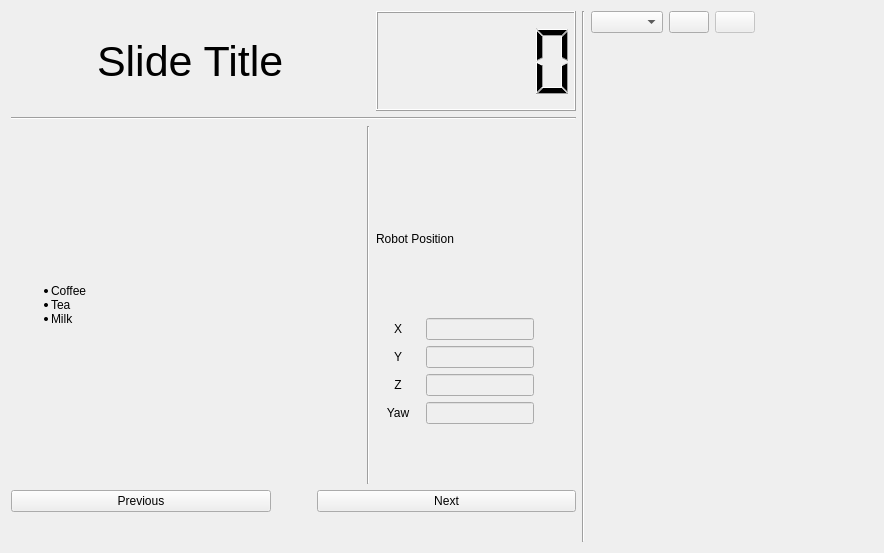
Before: the Qt Designer form rqt_slides/src/rqt_slides/image_view.ui in GitSRealpe/roscon25_es_stonefish_workshop, drawn with Qt 5.
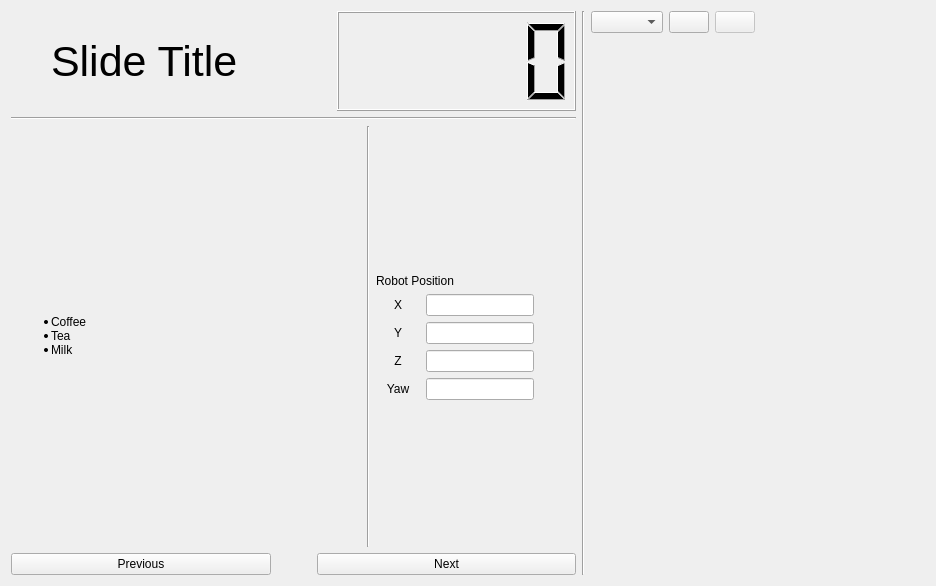
After: the same form once the commit is applied. Icons and pictures are not drawn. Custom widgets are drawn as their Qt base class.

Commit message: displaying pose now

What changed in the file:
```diff
--- a/rqt_slides/src/rqt_slides/image_view.ui
+++ b/rqt_slides/src/rqt_slides/image_view.ui
@@ -9,8 +9,8 @@
    <rect>
     <x>0</x>
     <y>0</y>
-    <width>884</width>
-    <height>553</height>
+    <width>936</width>
+    <height>586</height>
    </rect>
   </property>
   <property name="windowTitle">
@@ -21,23 +21,17 @@
     <layout class="QHBoxLayout" name="horizontalLayout">
      <item>
       <layout class="QGridLayout" name="gridLayout_2">
-       <property name="bottomMargin">
-        <number>10</number>
-       </property>
        <item row="2" column="1">
         <layout class="QGridLayout" name="info_layout">
          <item row="0" column="3">
           <layout class="QVBoxLayout" name="data_layout">
-           <property name="bottomMargin">
-            <number>20</number>
-           </property>
            <item>
             <spacer name="verticalSpacer_2">
              <property name="orientation">
               <enum>Qt::Vertical</enum>
              </property>
              <property name="sizeType">
-              <enum>QSizePolicy::Minimum</enum>
+              <enum>QSizePolicy::Expanding</enum>
              </property>
              <property name="sizeHint" stdset="0">
               <size>
@@ -103,7 +97,7 @@
              <item>
               <widget class="QLineEdit" name="lineEdit">
                <property name="enabled">
-                <bool>false</bool>
+                <bool>true</bool>
                </property>
                <property name="sizePolicy">
                 <sizepolicy hsizetype="Maximum" vsizetype="Fixed">
@@ -111,6 +105,9 @@
                  <verstretch>0</verstretch>
                 </sizepolicy>
                </property>
+               <property name="readOnly">
+                <bool>true</bool>
+               </property>
               </widget>
              </item>
              <item>
@@ -158,7 +155,7 @@
              <item>
               <widget class="QLineEdit" name="lineEdit_2">
                <property name="enabled">
-                <bool>false</bool>
+                <bool>true</bool>
                </property>
                <property name="sizePolicy">
                 <sizepolicy hsizetype="Maximum" vsizetype="Fixed">
@@ -166,6 +163,9 @@
                  <verstretch>0</verstretch>
                 </sizepolicy>
                </property>
+               <property name="readOnly">
+                <bool>true</bool>
+               </property>
               </widget>
              </item>
              <item>
@@ -216,7 +216,7 @@
              <item>
               <widget class="QLineEdit" name="lineEdit_3">
                <property name="enabled">
-                <bool>false</bool>
+                <bool>true</bool>
                </property>
                <property name="sizePolicy">
                 <sizepolicy hsizetype="Maximum" vsizetype="Fixed">
@@ -224,6 +224,9 @@
                  <verstretch>0</verstretch>
                 </sizepolicy>
                </property>
+               <property name="readOnly">
+                <bool>true</bool>
+               </property>
               </widget>
              </item>
              <item>
@@ -274,7 +277,7 @@
              <item>
               <widget class="QLineEdit" name="lineEdit_4">
                <property name="enabled">
-                <bool>false</bool>
+                <bool>true</bool>
                </property>
                <property name="sizePolicy">
                 <sizepolicy hsizetype="Maximum" vsizetype="Fixed">
@@ -282,6 +285,9 @@
                  <verstretch>0</verstretch>
                 </sizepolicy>
                </property>
+               <property name="readOnly">
+                <bool>true</bool>
+               </property>
               </widget>
              </item>
              <item>
@@ -308,7 +314,7 @@
               <enum>Qt::Vertical</enum>
              </property>
              <property name="sizeType">
-              <enum>QSizePolicy::Minimum</enum>
+              <enum>QSizePolicy::Expanding</enum>
              </property>
              <property name="sizeHint" stdset="0">
               <size>
@@ -333,13 +339,13 @@
              <property name="minimumSize">
               <size>
                <width>350</width>
-               <height>0</height>
+               <height>200</height>
               </size>
              </property>
              <property name="maximumSize">
               <size>
                <width>350</width>
-               <height>16777215</height>
+               <height>500</height>
               </size>
              </property>
              <property name="frameShape">
@@ -360,6 +366,12 @@
          </item>
          <item row="0" column="2">
           <widget class="Line" name="line">
+           <property name="sizePolicy">
+            <sizepolicy hsizetype="Fixed" vsizetype="Minimum">
+             <horstretch>0</horstretch>
+             <verstretch>0</verstretch>
+            </sizepolicy>
+           </property>
            <property name="orientation">
             <enum>Qt::Vertical</enum>
            </property>
@@ -377,6 +389,9 @@
            <property name="orientation">
             <enum>Qt::Horizontal</enum>
            </property>
+           <property name="sizeType">
+            <enum>QSizePolicy::Maximum</enum>
+           </property>
            <property name="sizeHint" stdset="0">
             <size>
              <width>40</width>
@@ -420,6 +435,9 @@
            <property name="orientation">
             <enum>Qt::Horizontal</enum>
            </property>
+           <property name="sizeType">
+            <enum>QSizePolicy::Maximum</enum>
+           </property>
            <property name="sizeHint" stdset="0">
             <size>
              <width>40</width>
@@ -467,9 +485,6 @@
        </item>
        <item row="3" column="1">
         <layout class="QHBoxLayout" name="buttons_layout">
-         <property name="bottomMargin">
-          <number>20</number>
-         </property>
          <item>
           <widget class="QPushButton" name="prev_button">
            <property name="text">
@@ -583,8 +598,8 @@
              <rect>
               <x>0</x>
               <y>0</y>
-              <width>236</width>
-              <height>494</height>
+              <width>288</width>
+              <height>527</height>
              </rect>
             </property>
             <property name="sizePolicy">
```
Left out of the diff: 8 changed lines with no effect on the pictures. The commit also changes 2 other files.
